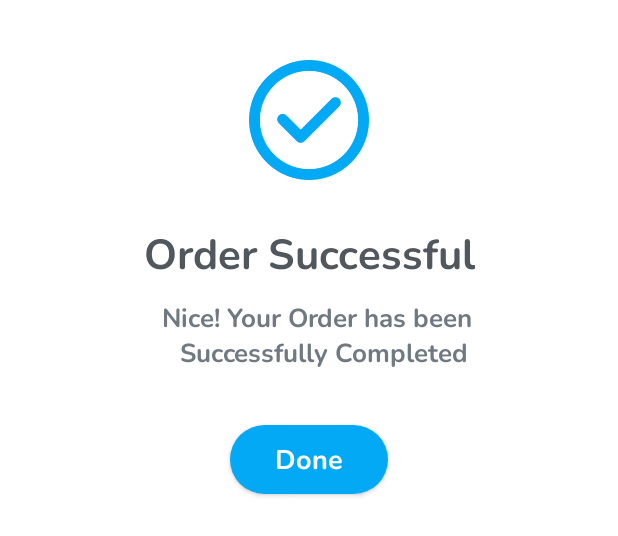
After one commit to Nilsn1/ECommerce, an Android app: the layout order_successful.xml on its own in the app's theme, with its tools: preview values and no code run, on a phone screen of 412 x 824 dp. The commit adds this screen. Shown: the top 536 px of the screen. Run offline under Robolectric (Android 15) with nearby library versions, the phone set to English and light mode, and no system bars.

Commit message:
First Commit

```diff
--- /dev/null
+++ b/app/src/main/res/layout/order_successful.xml
@@ -0,0 +1,64 @@
+<?xml version="1.0" encoding="utf-8"?>
+<androidx.constraintlayout.widget.ConstraintLayout xmlns:android="http://schemas.android.com/apk/res/android"
+    xmlns:app="http://schemas.android.com/apk/res-auto"
+    android:layout_width="match_parent"
+    android:layout_height="wrap_content"
+    android:background="@drawable/rounded_card"
+    android:paddingVertical="40dp">
+
+    <ImageView
+        android:id="@+id/imageView"
+        android:layout_width="80dp"
+        android:layout_height="80dp"
+        android:src="@drawable/checked"
+        app:layout_constraintEnd_toEndOf="parent"
+        app:layout_constraintStart_toStartOf="parent"
+        app:layout_constraintTop_toTopOf="parent" />
+
+    <TextView
+        android:id="@+id/mainText"
+        android:layout_width="wrap_content"
+        android:layout_height="wrap_content"
+        android:layout_marginTop="30dp"
+        android:fontFamily="@font/nunito_bold"
+        android:text="Order Successful"
+        android:textColor="@color/text_color"
+        android:textSize="28sp"
+        android:textStyle="bold"
+        app:layout_constraintEnd_toEndOf="parent"
+        app:layout_constraintStart_toStartOf="parent"
+        app:layout_constraintTop_toBottomOf="@+id/imageView" />
+
+    <TextView
+        android:id="@+id/subText"
+        android:layout_width="match_parent"
+        android:layout_height="wrap_content"
+        android:layout_marginStart="15dp"
+        android:layout_marginTop="10dp"
+        android:fontFamily="@font/nunito_bold"
+        android:gravity="center"
+        android:text="Nice! Your Order has been \n Successfully Completed"
+        android:textColor="@color/text_color2"
+        android:textSize="17sp"
+        app:layout_constraintEnd_toEndOf="parent"
+        app:layout_constraintStart_toStartOf="parent"
+        app:layout_constraintTop_toBottomOf="@+id/mainText" />
+
+    <Button
+        android:id="@+id/btn"
+        android:layout_width="wrap_content"
+        android:layout_height="wrap_content"
+        android:layout_marginTop="30dp"
+        android:fontFamily="@font/nunito_bold"
+        android:letterSpacing="0"
+        android:paddingHorizontal="30dp"
+        android:paddingVertical="10dp"
+        android:text="Done"
+        android:textAllCaps="false"
+        android:textSize="18sp"
+        app:cornerRadius="100dp"
+        app:layout_constraintEnd_toEndOf="parent"
+        app:layout_constraintStart_toStartOf="parent"
+        app:layout_constraintTop_toBottomOf="@+id/subText" />
+
+</androidx.constraintlayout.widget.ConstraintLayout>
```
Also changed, not shown: app/src/main/java/com/nilscreation/ecommerce/PaymentActivity.java (+75 -0 lines), app/src/main/res/anim/alpha.xml (added, +9 -0 lines), app/src/main/res/layout/activity_payment.xml (+10 -7 lines), app/src/main/res/drawable/checked.png (added), 30 other files.
